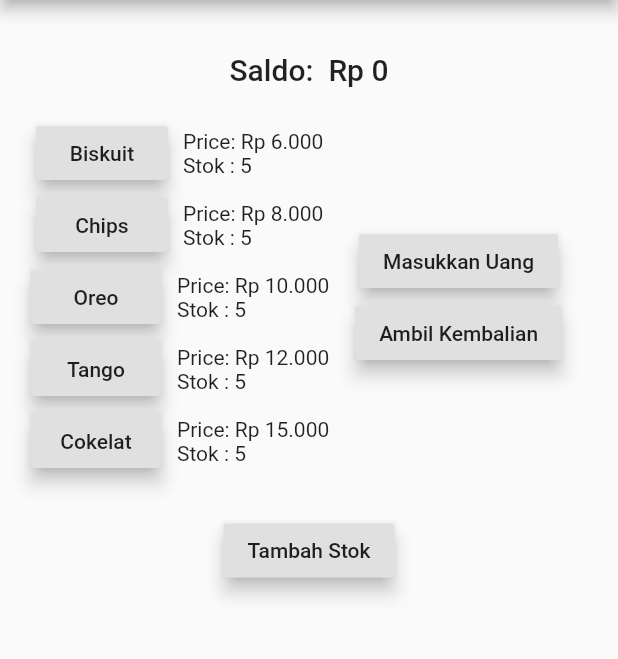
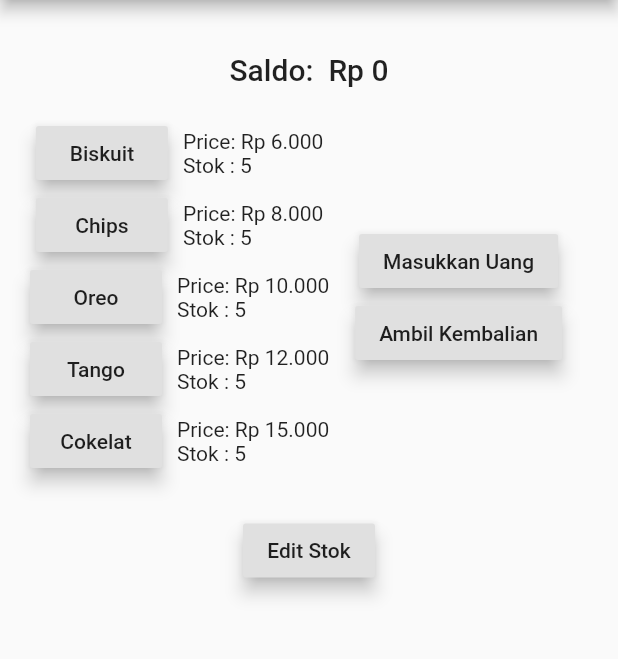
Before and after one commit to adisaptorenggo/vending_machine, a Flutter app: the screen it shows after launch, on a phone screen of 412 x 824 dp, the part 84-743 px from its top. Run offline on Flutter 3.47's test engine with Material 2 defaults, Android fonts, the phone set to English and light mode, and no system bars; our stand-ins replace bloc, flutter_bloc.

```diff
--- a/lib/utils/str_resource.dart
+++ b/lib/utils/str_resource.dart
@@ -15,7 +15,7 @@ class StrRes {
 
   static const String enterCash = 'Masukkan Uang';
   static const String takeChange = 'Ambil Kembalian';
-  static const String addStocks = 'Tambah Stok';
+  static const String addStocks = 'Edit Stok';
 
   static const String chooseCash = 'Pilih Uang';
   static const String twoThousands = 'Rp 2.000';
```
